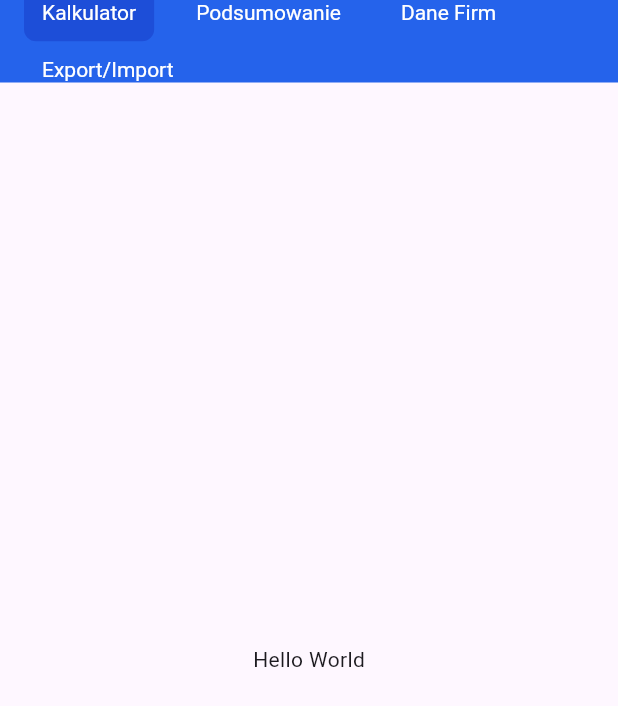
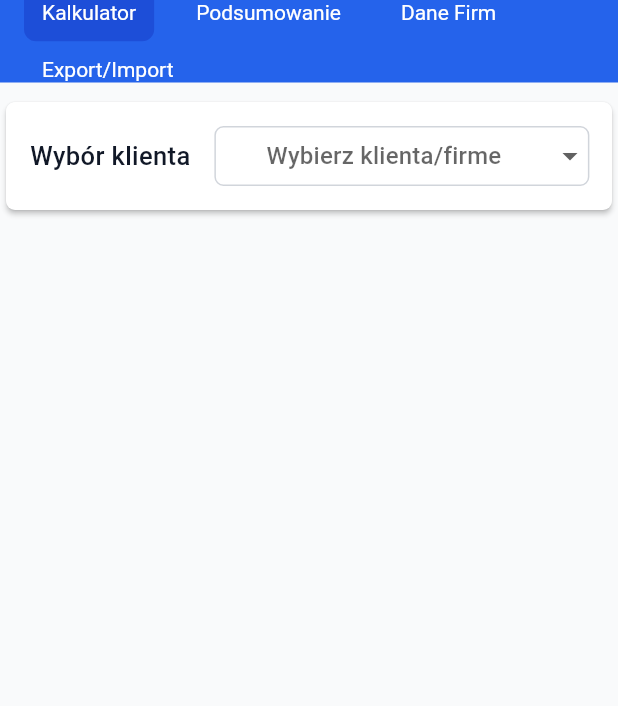
Before and after one commit to GKacperG2/GlassSheetCalculator, a Flutter app: the screen it shows after launch, on a phone screen of 412 x 824 dp. Shown: the top 706 px of the screen. Run offline on Flutter 3.47's test engine with Material 3 defaults, Android fonts, the phone set to English and light mode, and no system bars; drawn by our look-alikes of dropdown_button2; our stand-ins replace flutter_riverpod, google_fonts.

Commit message:
feat (ui): add client/company widget

```diff
--- a/glasssheetcalculator/lib/screens/dashboard/dashboard.dart
+++ b/glasssheetcalculator/lib/screens/dashboard/dashboard.dart
@@ -1,18 +1,25 @@
 import 'package:flutter/material.dart';
-import 'package:glasssheetcalculator/screens/dashboard/widget/appbar_dashboard.dart';
+import 'package:glasssheetcalculator/screens/dashboard/widget/appbar_widget.dart';
+import 'package:glasssheetcalculator/screens/dashboard/widget/client_widget.dart';
 import 'package:google_fonts/google_fonts.dart';
+
 class Dashboard extends StatelessWidget {
   const Dashboard({super.key});
 
   @override
   Widget build(BuildContext context) {
     return Scaffold(
+      backgroundColor: const Color(0xFFf9fafb),
       appBar: PreferredSize(
         preferredSize: const Size.fromHeight(55),
         child: AppbarDashboard(),
       ),
-      body: const Center(
-        child: Text("Hello World"),
+      body: Column(
+        mainAxisAlignment: MainAxisAlignment.start,
+        children: [
+          const SizedBox(height: 9),
+          ClientWidget(),
+        ],
       ),
     );
   }
--- /dev/null
+++ b/glasssheetcalculator/lib/screens/dashboard/widget/client_widget.dart
@@ -0,0 +1,77 @@
+import 'package:flutter/material.dart';
+import 'package:flutter_riverpod/flutter_riverpod.dart';
+import 'package:glasssheetcalculator/screens/dashboard/dashboard_provider.dart';
+import 'package:google_fonts/google_fonts.dart';
+import 'package:dropdown_button2/dropdown_button2.dart';
+
+class ClientWidget extends ConsumerWidget {
+  ClientWidget({super.key});
+
+  List<String> clients = [
+    "Klient 1",
+    "Klient 2",
+    "Klient 3",
+    "Klient 4",
+  ];
+
+  String? selectedClient;
+
+  @override
+  Widget build(BuildContext context, WidgetRef ref) {
+    return Card(
+      color: Colors.white,
+      elevation: 1.5,
+      shape: RoundedRectangleBorder(
+        borderRadius: BorderRadius.circular(6),
+      ),
+      child: Padding(
+        padding: const EdgeInsets.all(16),
+        child: Row(
+          children: [
+            Text(
+              "Wybór klienta",
+              style: GoogleFonts.roboto(
+                color: const Color(0xFF111827),
+                fontSize: 17,
+                fontWeight: FontWeight.w500,
+              ),
+            ),
+            const SizedBox(width: 16),
+            SizedBox(
+              height: 40,
+              width: 250,
+              child: DropdownButtonHideUnderline(
+                child: DropdownButton2<String>(
+                  buttonStyleData: ButtonStyleData(
+                      decoration: BoxDecoration(
+                          borderRadius: BorderRadius.circular(6),
+                          border: Border.all(color: const Color(0xffD1D5DB)))),
+                  isExpanded: true,
+                  hint: const Center(child: Text("Wybierz klienta/firme")),
+                  items: clients
+                      .map((e) => DropdownMenuItem<String>(
+                            value: e,
+                            child: Text(e),
+                          ))
+                      .toList(),
+                  value: selectedClient,
+                  onChanged: (value) {
+                    selectedClient = value;
+                  },
+                  dropdownStyleData: DropdownStyleData(
+                    maxHeight: 200,
+                    width: 250,
+                    decoration: BoxDecoration(
+                      borderRadius: BorderRadius.circular(14),
+                      color: Colors.white,
+                    ),
+                  ),
+                ),
+              ),
+            )
+          ],
+        ),
+      ),
+    );
+  }
+}
--- a/glasssheetcalculator/pubspec.yaml
+++ b/glasssheetcalculator/pubspec.yaml
@@ -37,6 +37,7 @@ dependencies:
   cupertino_icons: ^1.0.8
   google_fonts: ^6.2.1
   flutter_riverpod: ^2.6.1
+  dropdown_button2: ^2.3.9
 
 dev_dependencies:
   flutter_test:
```
Also changed, not shown: glasssheetcalculator/lib/screens/dashboard/widget/appbar_widget.dart (renamed from glasssheetcalculator/lib/screens/dashboard/widget/appbar_dashboard.dart).
